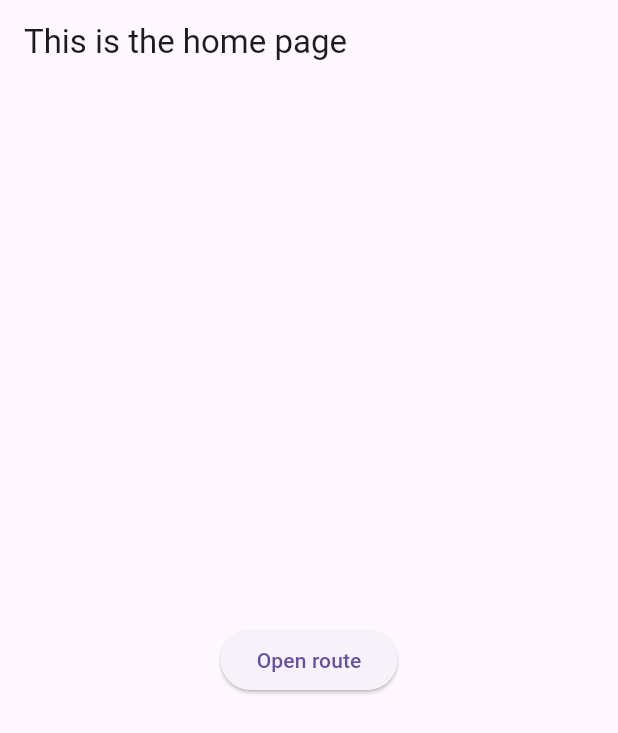
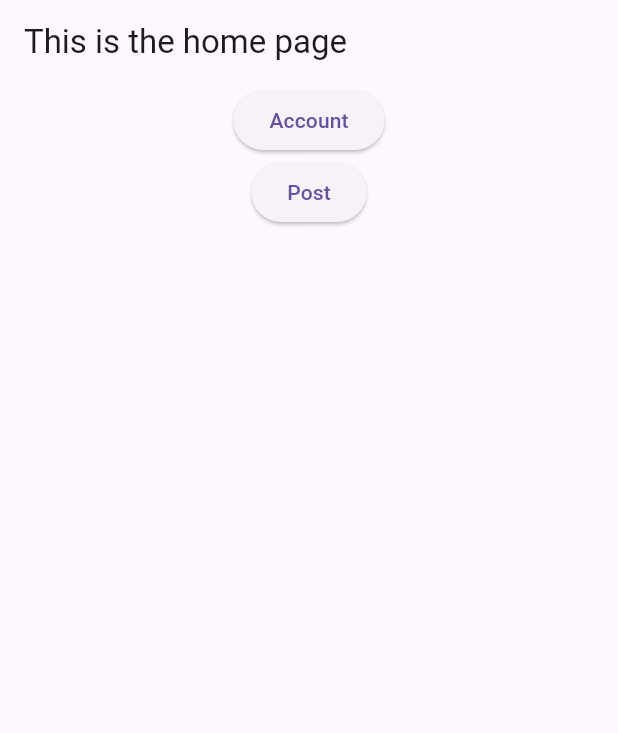
Before and after one commit to RyanVSD/TasteBuds, a Flutter app: the screen it shows after launch, on a phone screen of 412 x 824 dp. Shown: the top 733 px of the screen. Run offline on Flutter 3.47's test engine with Material 3 defaults, Android fonts, the phone set to English and light mode, and no system bars.

Commit message:
updated app architecture

```diff
--- a/lib/pages/home_page.dart
+++ b/lib/pages/home_page.dart
@@ -1,5 +1,5 @@
 import 'package:flutter/material.dart';
-import 'package:tastebuds/pages/account_page.dart';
+import './account_page.dart';
 
 class HomePage extends StatelessWidget {
   const HomePage({super.key});
@@ -12,15 +12,29 @@ class HomePage extends StatelessWidget {
               textDirection: TextDirection.ltr),
         ),
         body: Center(
-            child: ElevatedButton(
+            child: Column(
+              children: [
+                ElevatedButton(
                     child:
-                    const Text('Open route', textDirection: TextDirection.ltr),
+                        const Text('Account', textDirection: TextDirection.ltr),
                     onPressed: () {
                       Navigator.push(
                         context,
                         MaterialPageRoute(
                             builder: (context) => const AccountPage()),
                       );
-                })));
+                    }),
+                ElevatedButton(
+                    child:
+                        const Text('Post', textDirection: TextDirection.ltr),
+                    onPressed: () {
+                      Navigator.push(
+                        context,
+                        MaterialPageRoute(
+                            builder: (context) => const AccountPage()),
+                      );
+                    }),
+              ],
+            )));
   }
 }
--- a/pubspec.yaml
+++ b/pubspec.yaml
@@ -34,6 +34,7 @@ dependencies:
   # The following adds the Cupertino Icons font to your application.
   # Use with the CupertinoIcons class for iOS style icons.
   cupertino_icons: ^1.0.8
+  material: ^1.0.0+2
 
 dev_dependencies:
   flutter_test:
```
Also changed, not shown: lib/pages/post_page.dart (added), pubspec.lock, 3 other files. Lines whose indentation alone changed are shown as unchanged.
